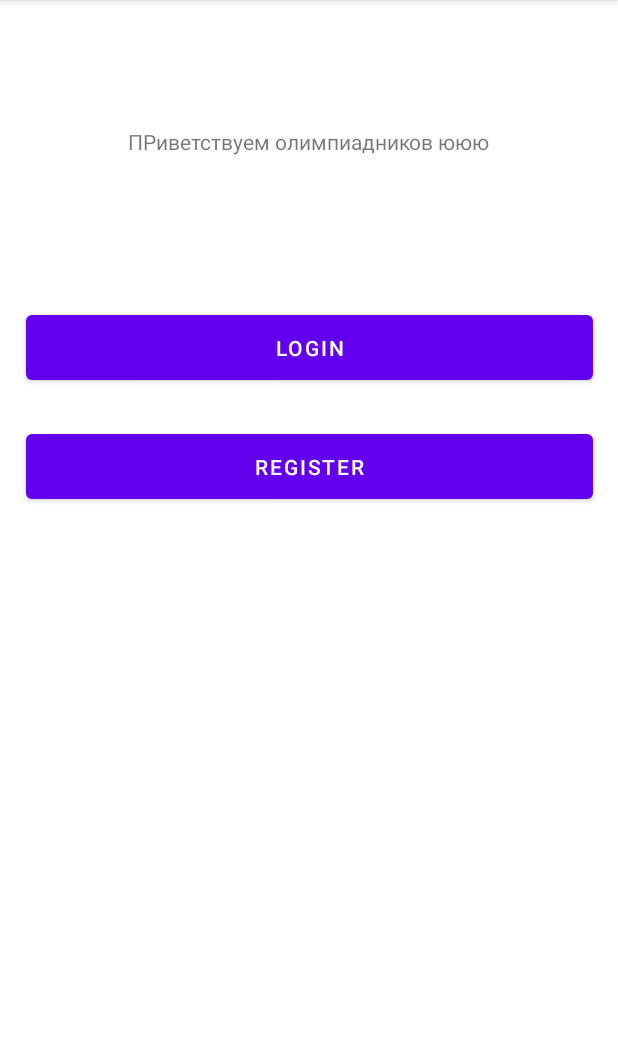
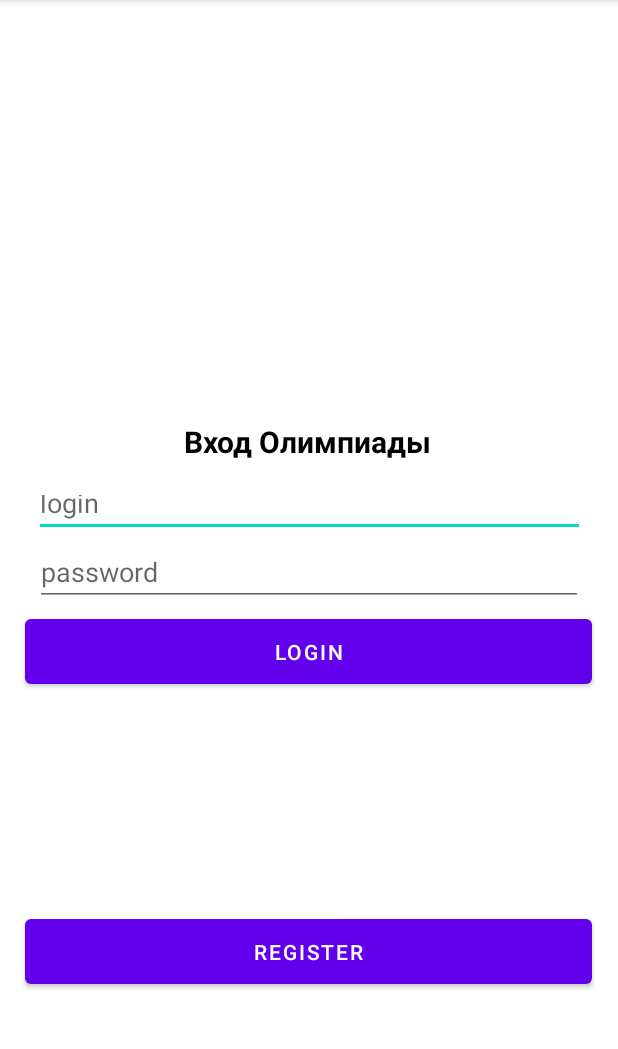
Before and after one commit to mikalinin/OlimpApp, an Android app: the screen it shows after launch (MainActivity), on a phone screen of 412 x 824 dp, the part 84-1133 px from its top. Run offline under Robolectric (Android 15) with nearby library versions, the phone set to English and light mode, and no system bars.

Commit message:
Login at main

```diff
--- a/app/src/main/java/com/example/olimpv2/MainActivity.kt
+++ b/app/src/main/java/com/example/olimpv2/MainActivity.kt
@@ -5,12 +5,15 @@ import android.content.Intent
 import androidx.appcompat.app.AppCompatActivity
 import android.os.Bundle
 import android.widget.Button
+import android.widget.EditText
 
 class MainActivity : AppCompatActivity() {
     @SuppressLint("MissingInflatedId")
     override fun onCreate(savedInstanceState: Bundle?) {
         super.onCreate(savedInstanceState)
         setContentView(R.layout.activity_main)
+        val edit_login: EditText= findViewById(R.id.edit_login)
+        val edit_password: EditText=findViewById(R.id.edit_password1)
         var reg_button: Button = findViewById(R.id.reg_button)
         reg_button.setOnClickListener{
             val Intent1 = Intent(this,register::class.java)
@@ -18,8 +21,10 @@ class MainActivity : AppCompatActivity() {
         }
         var login_button: Button = findViewById(R.id.login_button)
         login_button.setOnClickListener{
-            val Intent2 = Intent(this,login::class.java)
-            startActivity(Intent2)
+            var IntentHome = Intent(this, home::class.java)
+            if (edit_login.text.toString()=="admin" && edit_password.text.toString()=="admin"){
+                startActivity(IntentHome)
+            }
         }
     }
 }
--- a/app/src/main/res/layout/activity_main.xml
+++ b/app/src/main/res/layout/activity_main.xml
@@ -11,24 +11,32 @@
         android:id="@+id/reg_button"
         android:layout_width="378dp"
         android:layout_height="55dp"
-        android:layout_marginTop="24dp"
+        android:layout_marginTop="500dp"
         android:text="Register"
+        app:layout_constraintBottom_toBottomOf="parent"
         app:layout_constraintEnd_toEndOf="parent"
+        app:layout_constraintHorizontal_bias="0.484"
         app:layout_constraintStart_toStartOf="parent"
-        app:layout_constraintTop_toBottomOf="@+id/login_button" />
+        app:layout_constraintTop_toTopOf="parent" />
 
     <TextView
         android:id="@+id/textView4"
         android:layout_width="wrap_content"
         android:layout_height="wrap_content"
-        android:text="ПРиветствуем олимпиадников ююю"
+        android:layout_marginBottom="180dp"
+        android:lineSpacingExtra="10sp"
+        android:text="Вход Олимпиады"
+        android:textAlignment="textStart"
+        android:textColor="#000000"
+        android:textSize="20sp"
+        android:textStyle="bold"
+        android:typeface="normal"
         app:layout_constraintBottom_toBottomOf="parent"
         app:layout_constraintEnd_toEndOf="parent"
-        app:layout_constraintHorizontal_bias="0.501"
+        app:layout_constraintHorizontal_bias="0.497"
         app:layout_constraintLeft_toLeftOf="parent"
         app:layout_constraintStart_toStartOf="parent"
-        app:layout_constraintTop_toTopOf="parent"
-        app:layout_constraintVertical_bias="0.113" />
+        app:layout_constraintTop_toTopOf="parent" />
 
     <Button
         android:id="@+id/login_button"
@@ -36,8 +44,46 @@
         android:layout_height="55dp"
         android:layout_marginTop="100dp"
         android:text="Login"
+        app:layout_constraintBottom_toBottomOf="parent"
+        app:layout_constraintEnd_toEndOf="parent"
+        app:layout_constraintHorizontal_bias="0.484"
+        app:layout_constraintStart_toStartOf="parent"
+        app:layout_constraintTop_toTopOf="parent" />
+
+    <ImageView
+        android:id="@+id/imageView4"
+        android:layout_width="78dp"
+        android:layout_height="73dp"
+        android:layout_marginBottom="300dp"
+        app:layout_constraintBottom_toBottomOf="parent"
         app:layout_constraintEnd_toEndOf="parent"
         app:layout_constraintStart_toStartOf="parent"
-        app:layout_constraintTop_toBottomOf="@+id/textView4" />
+        app:layout_constraintTop_toTopOf="parent"
+        tools:srcCompat="@tools:sample/avatars" />
+
+    <EditText
+        android:id="@+id/edit_login"
+        android:layout_width="367dp"
+        android:layout_height="38dp"
+        android:layout_marginBottom="90dp"
+        android:ems="10"
+        android:hint="login"
+        android:inputType="textEmailAddress"
+        app:layout_constraintBottom_toBottomOf="parent"
+        app:layout_constraintEnd_toEndOf="parent"
+        app:layout_constraintStart_toStartOf="parent"
+        app:layout_constraintTop_toTopOf="parent" />
+
+    <EditText
+        android:id="@+id/edit_password1"
+        android:layout_width="365dp"
+        android:layout_height="40dp"
+        android:ems="10"
+        android:hint="password"
+        android:inputType="textPassword"
+        app:layout_constraintBottom_toBottomOf="parent"
+        app:layout_constraintEnd_toEndOf="parent"
+        app:layout_constraintStart_toStartOf="parent"
+        app:layout_constraintTop_toTopOf="parent" />
 
 </androidx.constraintlayout.widget.ConstraintLayout>
```
